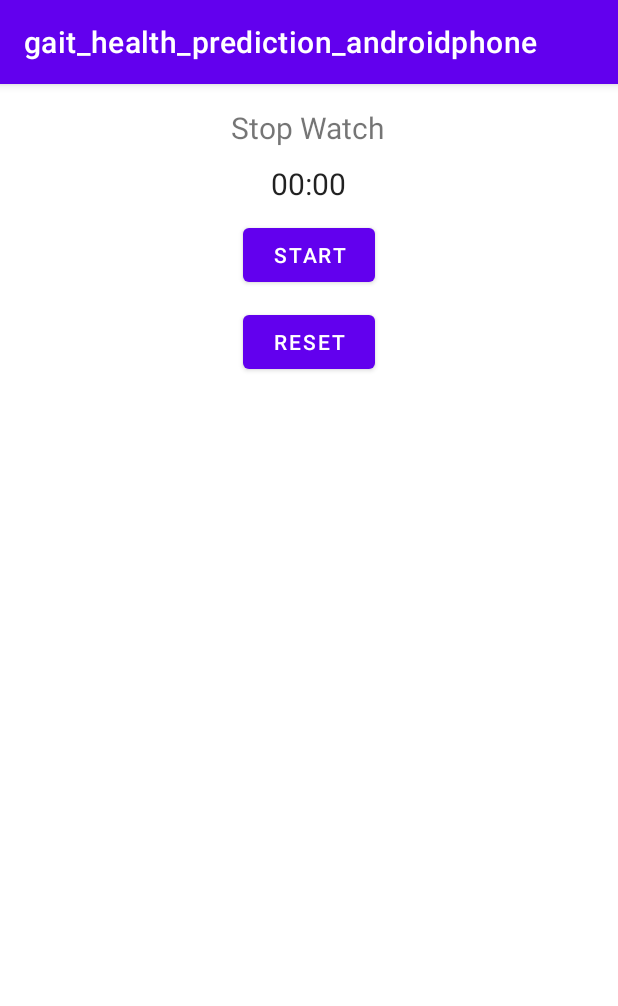
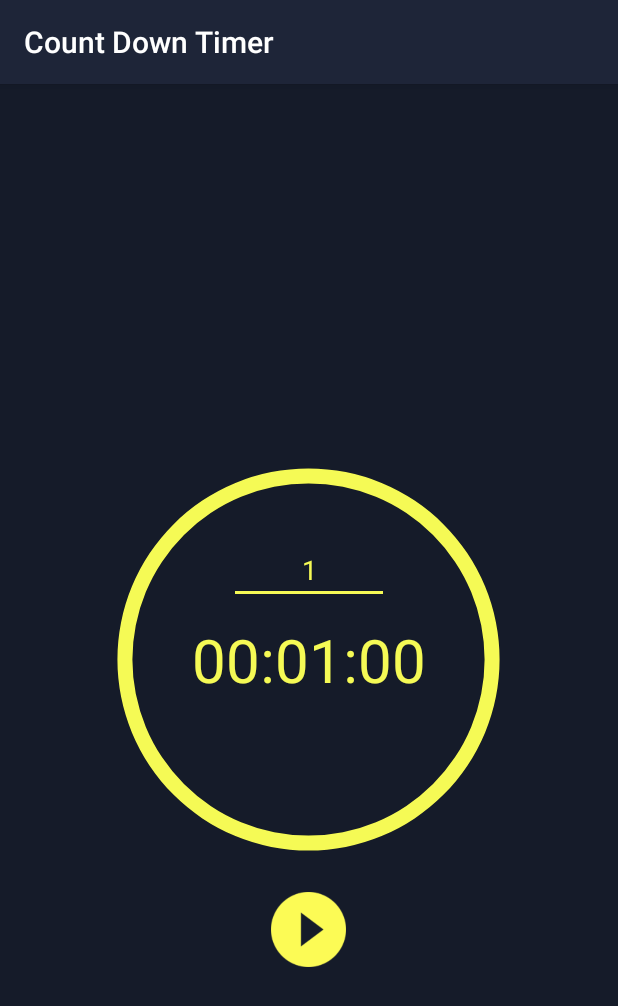
Before and after one commit to moo-nerim/keepWalking, an Android app: the screen it shows after launch (MainActivity), on a phone screen of 412 x 824 dp. Shown: the top 1006 px of the screen. Run offline under Robolectric (Android 15) with nearby library versions, the phone set to English and light mode, and no system bars.

Commit message:
Change timer to Count down timer

```diff
--- a/app/src/main/java/com/example/gait_health_prediction_androidphone/AccountPermission.java
+++ b/app/src/main/java/com/example/gait_health_prediction_androidphone/AccountPermission.java
@@ -16,13 +16,9 @@ import androidx.core.app.ActivityCompat;
 import androidx.core.content.ContextCompat;
 
 public class AccountPermission extends Activity {
-
-
     @Override
     public void onCreate(@Nullable Bundle savedInstanceState) {
         super.onCreate(savedInstanceState);
 
     }
-
-
 }
--- a/app/src/main/java/com/example/gait_health_prediction_androidphone/MainActivity.java
+++ b/app/src/main/java/com/example/gait_health_prediction_androidphone/MainActivity.java
@@ -4,27 +4,29 @@ import android.Manifest;
 import android.accounts.Account;
 import android.accounts.AccountManager;
 import android.content.Context;
-import android.content.Intent;
 import android.content.pm.PackageManager;
 import android.hardware.Sensor;
 import android.hardware.SensorEvent;
 import android.hardware.SensorEventListener;
 import android.hardware.SensorManager;
-import android.os.AsyncTask;
 import android.os.Build;
 import android.os.Bundle;
-import android.os.SystemClock;
+import android.os.CountDownTimer;
 import android.util.Log;
 import android.view.View;
-import android.widget.Button;
-import android.widget.Chronometer;
+import android.widget.EditText;
+import android.widget.ImageView;
+import android.widget.ProgressBar;
+import android.widget.TextView;
 import android.widget.Toast;
 
-import androidx.annotation.NonNull;
 import androidx.appcompat.app.AppCompatActivity;
 import androidx.core.app.ActivityCompat;
 
-public class MainActivity extends AppCompatActivity {
+import java.util.concurrent.TimeUnit;
+
+
+public class MainActivity extends AppCompatActivity implements View.OnClickListener {
 
     //Using the Accelometer & Gyroscoper
     private SensorManager mSensorManager = null;
@@ -50,10 +52,6 @@ public class MainActivity extends AppCompatActivity {
     private double RAD2DGR = 180 / Math.PI;
     private static final float NS2S = 1.0f / 1000000000.0f;
 
-    Chronometer chronometer;
-    Button startBtn, pauseBtn, resetBtn;
-    long stopTime = 0;
-
     //    권한
     String[] permission_list = {
 //            Manifest.permission.INTERNET,
@@ -61,21 +59,31 @@ public class MainActivity extends AppCompatActivity {
 //            Manifest.permission.READ_PHONE_STATE
     };
 
-//    MyAsyncTask task = new MyAsyncTask();
+
+    private long timeCountInMilliSeconds = 1 * 60000;
+
+    private enum TimerStatus {
+        STARTED,
+        STOPPED
+    }
+
+    private TimerStatus timerStatus = TimerStatus.STOPPED;
+
+    private ProgressBar progressBarCircle;
+    private EditText editTextMinute;
+    private TextView textViewTime;
+    private ImageView imageViewReset;
+    private ImageView imageViewStartStop;
+    private CountDownTimer countDownTimer;
 
     @Override
     protected void onCreate(Bundle savedInstanceState) {
         super.onCreate(savedInstanceState);
         setContentView(R.layout.activity_main);
 
-//        // AccountPermission class 호출
-//        Intent intent = new Intent(getApplicationContext(),AccountPermission.class);
-//        startActivity(intent);
-
         checkPermission();
 
         // 계정확인
-
         ActivityCompat.requestPermissions(this, new String[]
                 {Manifest.permission.GET_ACCOUNTS}, 1);
 
@@ -89,12 +97,6 @@ public class MainActivity extends AppCompatActivity {
             System.out.println("Accounts : " + acname + ", " + actype);
             Log.e("Tag", "계정:" + acname);
         }
-
-        chronometer = (Chronometer) findViewById(R.id.chronometer);
-        startBtn = (Button) findViewById(R.id.startBtn);
-        pauseBtn = (Button) findViewById(R.id.pauseBtn);
-        resetBtn = (Button) findViewById(R.id.resetBtn);
-
         // Using the Gyroscope & Accelometer
         mSensorManager = (SensorManager) getSystemService(Context.SENSOR_SERVICE);
 
@@ -106,36 +108,13 @@ public class MainActivity extends AppCompatActivity {
         mAccelometerSensor = mSensorManager.getDefaultSensor(Sensor.TYPE_ACCELEROMETER);
         mAccLis = new AccelometerListener();
 
-        startBtn.setOnClickListener(v -> {
-            chronometer.setBase(SystemClock.elapsedRealtime() + stopTime);
-            chronometer.start();
-            startBtn.setVisibility(View.GONE);
-            pauseBtn.setVisibility(View.VISIBLE);
-//            task.execute();
-            mSensorManager.registerListener(mGyroLis, mGgyroSensor, SensorManager.SENSOR_DELAY_UI);
-            mSensorManager.registerListener(mAccLis, mAccelometerSensor, SensorManager.SENSOR_DELAY_UI);
-        });
 
-        pauseBtn.setOnClickListener(v -> {
-            stopTime = chronometer.getBase() - SystemClock.elapsedRealtime();
-            chronometer.stop();
-            startBtn.setVisibility(View.VISIBLE);
-            pauseBtn.setVisibility(View.GONE);
-            // Unusing the Gyroscope & Accelometer
-            mSensorManager.unregisterListener(mGyroLis);
-            mSensorManager.unregisterListener(mAccLis);
-        });
+        // method call to initialize the views
+        initViews();
+        // method call to initialize the listeners
+        initListeners();
 
-        resetBtn.setOnClickListener(v -> {
-            chronometer.setBase(SystemClock.elapsedRealtime());
-            stopTime = 0;
-            chronometer.stop();
-            startBtn.setVisibility(View.VISIBLE);
-            pauseBtn.setVisibility(View.GONE);
-            // Unusing the Gyroscope & Accelometer
-            mSensorManager.unregisterListener(mGyroLis);
-            mSensorManager.unregisterListener(mAccLis);
-        });
+
     }
 
     public void checkPermission() {
@@ -155,41 +134,67 @@ public class MainActivity extends AppCompatActivity {
         }
     }
 
+//    @Override
+//    public void onRequestPermissionsResult(int requestCode, @NonNull String[] permissions, @NonNull int[] grantResults) {
+//        super.onRequestPermissionsResult(requestCode, permissions, grantResults);
+//        if (requestCode == 0) {
+//            for (int i = 0; i < grantResults.length; i++) {
+//                //허용됬다면
+//                if (grantResults[i] == PackageManager.PERMISSION_GRANTED) {
+//                } else {
+//                    //권한을 하나라도 허용하지 않는다면 앱 종료
+//                    Toast.makeText(getApplicationContext(), "앱권한설정하세요", Toast.LENGTH_LONG).show();
+//                    finish();
+//                }
+//            }
+//        }
+//    }
+
+    /**
+     * method to initialize the views
+     */
+    private void initViews() {
+        progressBarCircle = (ProgressBar) findViewById(R.id.progressBarCircle);
+        editTextMinute = (EditText) findViewById(R.id.editTextMinute);
+        textViewTime = (TextView) findViewById(R.id.textViewTime);
+        imageViewReset = (ImageView) findViewById(R.id.imageViewReset);
+        imageViewStartStop = (ImageView) findViewById(R.id.imageViewStartStop);
+    }
+
+    /**
+     * method to initialize the click listeners
+     */
+    private void initListeners() {
+        imageViewReset.setOnClickListener(this);
+        imageViewStartStop.setOnClickListener(this);
+    }
+
+    /**
+     * implemented method to listen clicks
+     *
+     * @param view
+     */
     @Override
-    public void onRequestPermissionsResult(int requestCode, @NonNull String[] permissions, @NonNull int[] grantResults) {
-        super.onRequestPermissionsResult(requestCode, permissions, grantResults);
-        if (requestCode == 0) {
-            for (int i = 0; i < grantResults.length; i++) {
-                //허용됬다면
-                if (grantResults[i] == PackageManager.PERMISSION_GRANTED) {
-                } else {
-                    //권한을 하나라도 허용하지 않는다면 앱 종료
-                    Toast.makeText(getApplicationContext(), "앱권한설정하세요", Toast.LENGTH_LONG).show();
-                    finish();
-                }
-            }
+    public void onClick(View view) {
+        switch (view.getId()) {
+            case R.id.imageViewReset:
+                reset();
+                break;
+            case R.id.imageViewStartStop:
+                startStop();
+                break;
         }
     }
 
-//    @Override
-//    protected void onNewIntent(Intent intent) {
-//        processCommand(intent);
-//
-//        super.onNewIntent(intent);
-//    }
+    /**
+     * method to reset count down timer
+     */
+    private void reset() {
+        stopCountDownTimer();
+        startCountDownTimer();
+    }
 
-// 이와 같이 모든 경우에 서비스로부터 받은 인텐트가 처리 될 수 있도록한다.
-// 이제 processCommand() 메서드 정의.
-
-//    private void processCommand(Intent intent) {
-//        if (intent != null) {
-//            String command = intent.getStringExtra("command");
-//            String name = intent.getStringExtra("name");
-//
-////            Toast.makeText(this, "서비스로부터 전달받은 데이터: "+ command + ", " + name).show();
-//        }
-//    }
-
+    // 추가
     @Override
     public void onPause() {
         super.onPause();
@@ -204,6 +209,131 @@ public class MainActivity extends AppCompatActivity {
         Log.e("LOG", "onDestroy()");
         mSensorManager.unregisterListener(mGyroLis);
         mSensorManager.unregisterListener(mAccLis);
+    }
+
+    /**
+     * method to start and stop count down timer
+     */
+    private void startStop() {
+        if (timerStatus == TimerStatus.STOPPED) {
+
+            // call to initialize the timer values
+            setTimerValues();
+            // call to initialize the progress bar values
+            setProgressBarValues();
+            // showing the reset icon
+            imageViewReset.setVisibility(View.VISIBLE);
+            // changing play icon to stop icon
+            imageViewStartStop.setImageResource(R.drawable.icon_stop);
+            // making edit text not editable
+            editTextMinute.setEnabled(false);
+            // changing the timer status to started
+            timerStatus = TimerStatus.STARTED;
+            // call to start the count down timer
+            startCountDownTimer();
+
+            mSensorManager.registerListener(mGyroLis, mGgyroSensor, SensorManager.SENSOR_DELAY_UI);
+            mSensorManager.registerListener(mAccLis, mAccelometerSensor, SensorManager.SENSOR_DELAY_UI);
+
+        } else {
+
+            // hiding the reset icon
+            imageViewReset.setVisibility(View.GONE);
+            // changing stop icon to start icon
+            imageViewStartStop.setImageResource(R.drawable.icon_start);
+            // making edit text editable
+            editTextMinute.setEnabled(true);
+            // changing the timer status to stopped
+            timerStatus = TimerStatus.STOPPED;
+            stopCountDownTimer();
+
+            mSensorManager.unregisterListener(mGyroLis);
+            mSensorManager.unregisterListener(mAccLis);
+        }
+
+    }
+
+    /**
+     * method to initialize the values for count down timer
+     */
+    private void setTimerValues() {
+        int time = 0;
+        if (!editTextMinute.getText().toString().isEmpty()) {
+            // fetching value from edit text and type cast to integer
+            time = Integer.parseInt(editTextMinute.getText().toString().trim());
+        } else {
+            // toast message to fill edit text
+            Toast.makeText(getApplicationContext(), getString(R.string.message_minutes), Toast.LENGTH_LONG).show();
+        }
+        // assigning values after converting to milliseconds
+        timeCountInMilliSeconds = time * 60 * 1000;
+    }
+
+    /**
+     * method to start count down timer
+     */
+    private void startCountDownTimer() {
+
+        countDownTimer = new CountDownTimer(timeCountInMilliSeconds, 1000) {
+            @Override
+            public void onTick(long millisUntilFinished) {
+
+                textViewTime.setText(hmsTimeFormatter(millisUntilFinished));
+
+                progressBarCircle.setProgress((int) (millisUntilFinished / 1000));
+
+            }
+
+            @Override
+            public void onFinish() {
+
+                textViewTime.setText(hmsTimeFormatter(timeCountInMilliSeconds));
+                // call to initialize the progress bar values
+                setProgressBarValues();
+                // hiding the reset icon
+                imageViewReset.setVisibility(View.GONE);
+                // changing stop icon to start icon
+                imageViewStartStop.setImageResource(R.drawable.icon_start);
+                // making edit text editable
+                editTextMinute.setEnabled(true);
+                // changing the timer status to stopped
+                timerStatus = TimerStatus.STOPPED;
+            }
+
+        }.start();
+        countDownTimer.start();
+    }
+
+    /**
+     * method to stop count down timer
+     */
+    private void stopCountDownTimer() {
+        countDownTimer.cancel();
+    }
+
+    /**
+     * method to set circular progress bar values
+     */
+    private void setProgressBarValues() {
+        progressBarCircle.setMax((int) timeCountInMilliSeconds / 1000);
+        progressBarCircle.setProgress((int) timeCountInMilliSeconds / 1000);
+    }
+
+
+    /**
+     * method to convert millisecond to time format
+     *
+     * @param milliSeconds
+     * @return HH:mm:ss time formatted string
+     */
+    private String hmsTimeFormatter(long milliSeconds) {
+
+        String hms = String.format("%02d:%02d:%02d",
+                TimeUnit.MILLISECONDS.toHours(milliSeconds),
+                TimeUnit.MILLISECONDS.toMinutes(milliSeconds) - TimeUnit.HOURS.toMinutes(TimeUnit.MILLISECONDS.toHours(milliSeconds)),
+                TimeUnit.MILLISECONDS.toSeconds(milliSeconds) - TimeUnit.MINUTES.toSeconds(TimeUnit.MILLISECONDS.toMinutes(milliSeconds)));
+
+        return hms;
     }
 
     private class GyroscopeListener implements SensorEventListener {
@@ -273,62 +403,4 @@ public class MainActivity extends AppCompatActivity {
 
         }
     }
-
-
-
-//    public class MyAsyncTask extends AsyncTask<Void, Integer, String> {
-//
-//        @Override
-//
-//        protected String doInBackground(Void... params) {
-//            Intent intent = new Intent(getApplicationContext(), GaitService.class); // 실행시키고픈 서비스클래스 이름
-//            startService(intent); // 서비스 실행!
-//
-//            Intent passedIntent = getIntent();
-//            processCommand(passedIntent);
-//
-//            // Using the Gyroscope & Accelometer
-//            mSensorManager.registerListener(mGyroLis, mGgyroSensor, SensorManager.SENSOR_DELAY_UI);
-//            mSensorManager.registerListener(mAccLis, mAccelometerSensor, SensorManager.SENSOR_DELAY_UI);
-//            return "Finish";
-//        }
-//
-//        @Override
-//
-//        protected void onProgressUpdate(Integer... values) {
-//
-//        }
-//
-//        @Override
-//
-//        protected void onPostExecute(String values) {
-//
-//        }
-//    }
-
-
-//    public static class ServiceThread extends Thread {
-//        Handler handler;
-//        boolean isRun = true;
-//
-//        public ServiceThread(Handler handler) {
-//            this.handler = handler;
-//        }
-//
-//        public void stopForever() {
-//            synchronized (this) {
-//                this.isRun = false;
-//            }
-//        }
-//
-//        public void run() { //반복적으로 수행할 작업을 한다.
-//            while (isRun) {
-//                handler.sendEmptyMessage(0);//쓰레드에 있는 핸들러에게 메세지를 보냄
-//                try {
-//                    Thread.sleep(1000); //10초씩 쉰다.
-//                } catch (Exception e) {
-//                }
-//            }
-//        }
-//    }
 }
--- /dev/null
+++ b/app/src/main/res/drawable-v24/drawable_circle_dark_blue.xml
@@ -0,0 +1,8 @@
+<?xml version="1.0" encoding="utf-8"?>
+<shape xmlns:android="http://schemas.android.com/apk/res/android"
+    android:innerRadiusRatio="2.3"
+    android:shape="ring"
+    android:thickness="10dp"
+    android:useLevel="false">
+    <solid android:color="@color/colorPrimaryDark" />
+</shape>
--- /dev/null
+++ b/app/src/main/res/drawable-v24/drawable_circle_yellow.xml
@@ -0,0 +1,8 @@
+<?xml version="1.0" encoding="utf-8"?>
+<shape xmlns:android="http://schemas.android.com/apk/res/android"
+    android:innerRadiusRatio="2.3"
+    android:shape="ring"
+    android:thickness="10dp"
+    android:useLevel="true">
+    <solid android:color="@color/colorYellow" />
+</shape>
--- a/app/src/main/res/layout/activity_main.xml
+++ b/app/src/main/res/layout/activity_main.xml
@@ -1,46 +1,66 @@
 <?xml version="1.0" encoding="utf-8"?>
-<LinearLayout xmlns:android="http://schemas.android.com/apk/res/android"
-    xmlns:tools="http://schemas.android.com/tools"
+<RelativeLayout xmlns:android="http://schemas.android.com/apk/res/android"
+    android:id="@+id/activity_main"
     android:layout_width="match_parent"
     android:layout_height="match_parent"
-    android:padding="15dp"
-    android:orientation="vertical"
-    android:gravity="center_horizontal">
+    android:background="@color/colorBackground">
+
+    <ProgressBar
+        android:id="@+id/progressBarCircle"
+        style="?android:attr/progressBarStyleHorizontal"
+        android:layout_width="270dp"
+        android:layout_height="270dp"
+        android:layout_centerInParent="true"
+        android:background="@drawable/drawable_circle_dark_blue"
+        android:indeterminate="false"
+        android:max="100"
+        android:progress="100"
+        android:progressDrawable="@drawable/drawable_circle_yellow"
+        android:rotation="-90" />
+
+    <EditText
+        android:id="@+id/editTextMinute"
+        android:layout_width="wrap_content"
+        android:layout_height="wrap_content"
+        android:layout_above="@+id/textViewTime"
+        android:layout_centerHorizontal="true"
+        android:layout_marginBottom="10dp"
+        android:gravity="center"
+        android:hint="@string/hint_minute"
+        android:inputType="number"
+        android:maxLength="15"
+        android:maxLines="1"
+        android:minEms="5"
+        android:text="1"
+        android:textColor="@color/colorYellow"
+        android:textColorHint="@color/colorYellow" />
 
     <TextView
+        android:id="@+id/textViewTime"
         android:layout_width="wrap_content"
         android:layout_height="wrap_content"
-        android:text="Stop Watch"
-        android:textSize="20dp"
-        android:gravity="center"
-        android:layout_marginBottom="10dp"/>
+        android:layout_centerInParent="true"
+        android:text="00:01:00"
+        android:textColor="@color/colorYellow"
+        android:textSize="40sp" />
 
-    <Chronometer
-        android:layout_width="wrap_content"
-        android:layout_height="wrap_content"
-        android:textSize="20dp"
-        android:id="@+id/chronometer"
-        android:layout_marginBottom="10dp"/>
-
-    <Button
-        android:id="@+id/startBtn"
-        android:layout_width="wrap_content"
-        android:layout_height="wrap_content"
-        android:layout_marginBottom="10dp"
-        android:text="Start" />
-
-    <Button
-        android:id="@+id/pauseBtn"
-        android:layout_width="wrap_content"
-        android:layout_height="wrap_content"
-        android:layout_marginBottom="10dp"
-        android:text="Pause"
+    <ImageView
+        android:id="@+id/imageViewReset"
+        android:layout_width="30dp"
+        android:layout_height="30dp"
+        android:layout_below="@+id/textViewTime"
+        android:layout_centerInParent="true"
+        android:layout_marginTop="30dp"
+        android:src="@drawable/icon_reset"
         android:visibility="gone" />
 
-    <Button
-        android:layout_width="wrap_content"
-        android:layout_height="wrap_content"
-        android:text="Reset"
-        android:id="@+id/resetBtn"
-        android:layout_marginBottom="10dp"/>
-</LinearLayout>
+    <ImageView
+        android:id="@+id/imageViewStartStop"
+        android:layout_width="50dp"
+        android:layout_height="50dp"
+        android:layout_below="@+id/progressBarCircle"
+        android:layout_centerHorizontal="true"
+        android:layout_marginTop="20dp"
+        android:src="@drawable/icon_start" />
+
+</RelativeLayout>
--- a/app/src/main/res/values-night/themes.xml
+++ /dev/null
@@ -1,16 +0,0 @@
-<resources xmlns:tools="http://schemas.android.com/tools">
-    <!-- Base application theme. -->
-    <style name="Theme.GaitHealthPredictionForGalaxyTab" parent="Theme.MaterialComponents.DayNight.DarkActionBar">
-        <!-- Primary brand color. -->
-        <item name="colorPrimary">@color/purple_200</item>
-        <item name="colorPrimaryVariant">@color/purple_700</item>
-        <item name="colorOnPrimary">@color/black</item>
-        <!-- Secondary brand color. -->
-        <item name="colorSecondary">@color/teal_200</item>
-        <item name="colorSecondaryVariant">@color/teal_200</item>
-        <item name="colorOnSecondary">@color/black</item>
-        <!-- Status bar color. -->
-        <item name="android:statusBarColor" tools:targetApi="l">?attr/colorPrimaryVariant</item>
-        <!-- Customize your theme here. -->
-    </style>
-</resources>
--- a/app/src/main/res/values/colors.xml
+++ b/app/src/main/res/values/colors.xml
@@ -1,10 +1,8 @@
 <?xml version="1.0" encoding="utf-8"?>
 <resources>
-    <color name="purple_200">#FFBB86FC</color>
-    <color name="purple_500">#FF6200EE</color>
-    <color name="purple_700">#FF3700B3</color>
-    <color name="teal_200">#FF03DAC5</color>
-    <color name="teal_700">#FF018786</color>
-    <color name="black">#FF000000</color>
-    <color name="white">#FFFFFFFF</color>
+    <color name="colorPrimary">#1E2538</color>
+    <color name="colorPrimaryDark">#0E121B</color>
+    <color name="colorAccent">#F5FA55</color>
+    <color name="colorBackground">#151B29</color>
+    <color name="colorYellow">#F5FA55</color>
 </resources>
--- /dev/null
+++ b/app/src/main/res/values/dimens.xml
@@ -0,0 +1,5 @@
+<resources>
+    <!-- Default screen margins, per the Android Design guidelines. -->
+    <dimen name="activity_horizontal_margin">16dp</dimen>
+    <dimen name="activity_vertical_margin">16dp</dimen>
+</resources>
--- a/app/src/main/res/values/strings.xml
+++ b/app/src/main/res/values/strings.xml
@@ -1,3 +1,5 @@
 <resources>
-    <string name="app_name">gait_health_prediction_androidphone</string>
+    <string name="app_name">Count Down Timer</string>
+    <string name="hint_minute">Minute</string>
+    <string name="message_minutes">Please Enter Minutes...</string>
 </resources>
--- /dev/null
+++ b/app/src/main/res/values/styles.xml
@@ -0,0 +1,7 @@
+<resources>
+    <style name="AppTheme" parent="Theme.AppCompat.Light.DarkActionBar">
+        <item name="colorPrimary">@color/colorPrimary</item>
+        <item name="colorPrimaryDark">@color/colorPrimaryDark</item>
+        <item name="colorAccent">@color/colorAccent</item>
+    </style>
+</resources>
--- a/app/src/main/res/values/themes.xml
+++ /dev/null
@@ -1,16 +0,0 @@
-<resources xmlns:tools="http://schemas.android.com/tools">
-    <!-- Base application theme. -->
-    <style name="Theme.GaitHealthPredictionForGalaxyTab" parent="Theme.MaterialComponents.DayNight.DarkActionBar">
-        <!-- Primary brand color. -->
-        <item name="colorPrimary">@color/purple_500</item>
-        <item name="colorPrimaryVariant">@color/purple_700</item>
-        <item name="colorOnPrimary">@color/white</item>
-        <!-- Secondary brand color. -->
-        <item name="colorSecondary">@color/teal_200</item>
-        <item name="colorSecondaryVariant">@color/teal_700</item>
-        <item name="colorOnSecondary">@color/black</item>
-        <!-- Status bar color. -->
-        <item name="android:statusBarColor" tools:targetApi="l">?attr/colorPrimaryVariant</item>
-        <!-- Customize your theme here. -->
-    </style>
-</resources>
```
Also changed, not shown: app/src/main/AndroidManifest.xml (+8 -4 lines), app/src/main/res/drawable-v24/icon_reset.png (added), app/src/main/res/drawable-v24/icon_start.png (added), app/src/main/res/drawable-v24/icon_stop.png (added).
